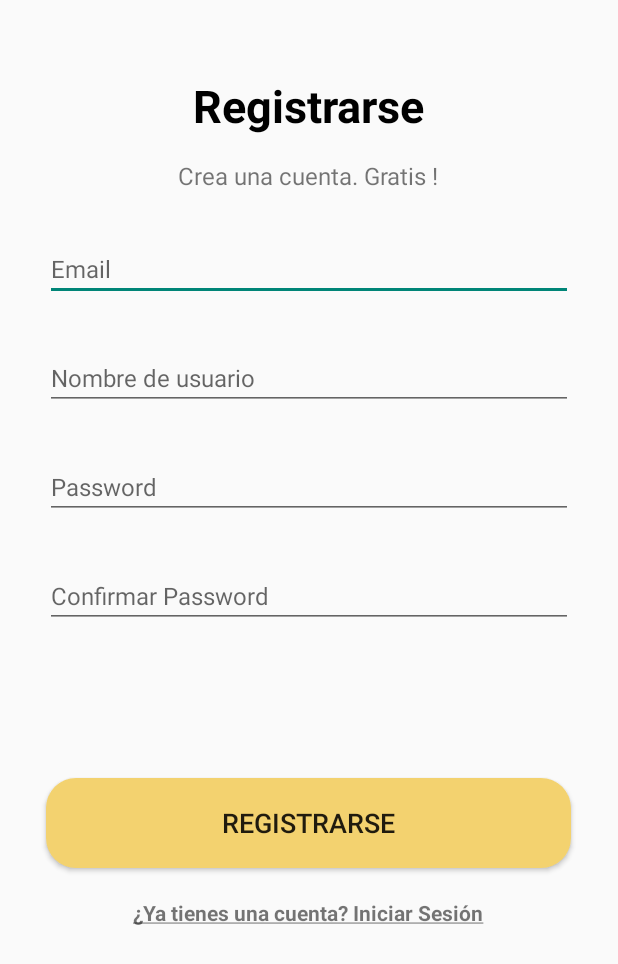
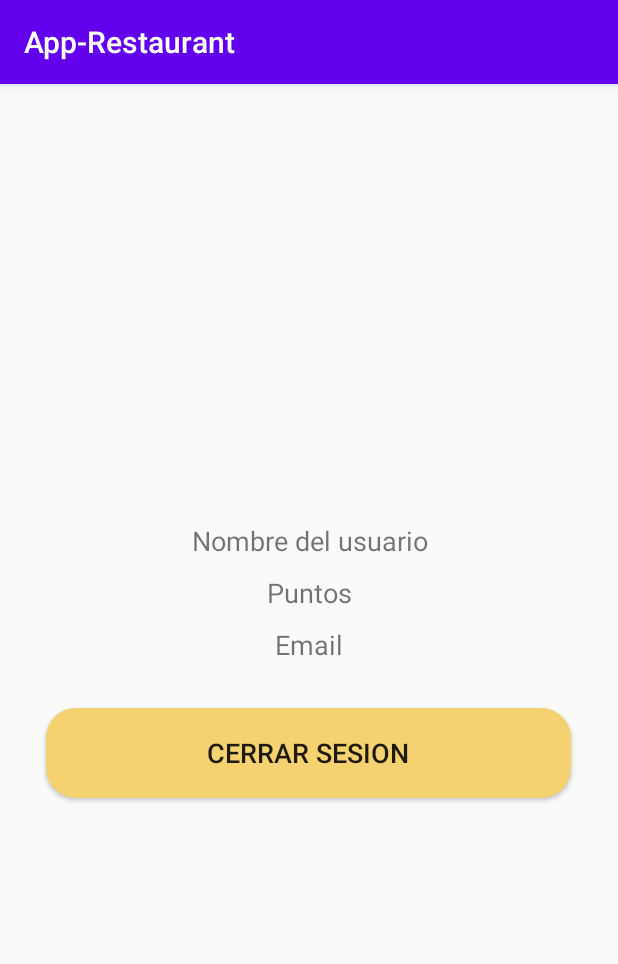
Before and after one commit to rey4800/App-Restaurant-IGF, an Android app: the ProfileActivity screen opened directly, with no data from a screen before it, on a phone screen of 412 x 824 dp. Shown: the top 964 px of the screen. Run offline under Robolectric (Android 15) with nearby library versions, the phone set to English and light mode, and no system bars.

Commit message:
Antes de agregar el sistema login and register

```diff
--- a/app/src/main/AndroidManifest.xml
+++ b/app/src/main/AndroidManifest.xml
@@ -10,21 +10,17 @@
         android:supportsRtl="true"
         android:theme="@style/Theme.AppRestaurant">
         <activity
+            android:name=".ProfileActivity"
+            android:exported="false" />
+        <activity
             android:name=".AccountActivity"
-            android:exported="false" />
+            android:exported="false"
+            android:theme="@style/Theme.AppCompat.DayNight.NoActionBar" />
         <activity
             android:name=".FavoriteActivity"
             android:exported="false" />
         <activity
             android:name=".MenuPrincipal"
-            android:exported="false"
-            android:theme="@style/Theme.AppCompat.DayNight.NoActionBar" />
-        <activity
-            android:name=".RegisterActivity"
-            android:exported="false"
-            android:theme="@style/Theme.AppCompat.DayNight.NoActionBar" />
-        <activity
-            android:name=".Login"
             android:exported="false"
             android:theme="@style/Theme.AppCompat.DayNight.NoActionBar" />
         <activity
--- a/app/src/main/java/com/example/app_restaurant/MainActivity.java
+++ b/app/src/main/java/com/example/app_restaurant/MainActivity.java
@@ -27,7 +27,7 @@ public class MainActivity extends AppCompatActivity {
         };
 
         Timer tiempo  = new Timer();
-        tiempo.schedule(tarea, 3000);
+        tiempo.schedule(tarea, 0);
 
     }
 
--- a/app/src/main/java/com/example/app_restaurant/RegisterActivity.java
+++ b/app/src/main/java/com/example/app_restaurant/ProfileActivity.java
@@ -4,11 +4,11 @@ import androidx.appcompat.app.AppCompatActivity;
 
 import android.os.Bundle;
 
-public class RegisterActivity extends AppCompatActivity {
+public class ProfileActivity extends AppCompatActivity {
 
     @Override
     protected void onCreate(Bundle savedInstanceState) {
         super.onCreate(savedInstanceState);
-        setContentView(R.layout.activity_register);
+        setContentView(R.layout.activity_profile);
     }
 }
--- /dev/null
+++ b/app/src/main/res/layout/activity_profile.xml
@@ -0,0 +1,47 @@
+<?xml version="1.0" encoding="utf-8"?>
+<LinearLayout xmlns:android="http://schemas.android.com/apk/res/android"
+    xmlns:app="http://schemas.android.com/apk/res-auto"
+    xmlns:tools="http://schemas.android.com/tools"
+    android:layout_width="match_parent"
+    android:layout_height="match_parent"
+    android:orientation="vertical"
+    android:gravity="center"
+    tools:context=".ProfileActivity">
+
+
+    <TextView
+        android:id="@+id/textViewName"
+        android:layout_width="match_parent"
+        android:layout_height="wrap_content"
+        android:textAlignment="center"
+        android:text="Nombre del usuario"
+        android:textSize="18dp"/>
+
+    <TextView
+        android:id="@+id/textViewPuntos"
+        android:layout_width="match_parent"
+        android:layout_height="wrap_content"
+        android:textAlignment="center"
+        android:layout_marginTop="10dp"
+        android:text="Puntos"
+        android:textSize="18dp"/>
+
+    <TextView
+        android:id="@+id/textViewEmail"
+        android:layout_width="match_parent"
+        android:layout_height="wrap_content"
+        android:textAlignment="center"
+        android:layout_marginTop="10dp"
+        android:text="Email"
+        android:textSize="18dp"/>
+
+
+    <Button
+        android:layout_width="350dp"
+        android:layout_height="60dp"
+        android:layout_marginTop="30dp"
+        android:background="@drawable/mybutton"
+        android:text="Cerrar Sesion"
+        android:textSize="18sp" />
+
+</LinearLayout>
--- a/app/src/main/res/layout/activity_register.xml
+++ /dev/null
@@ -1,87 +0,0 @@
-<?xml version="1.0" encoding="utf-8"?>
-<LinearLayout xmlns:android="http://schemas.android.com/apk/res/android"
-    xmlns:app="http://schemas.android.com/apk/res-auto"
-    xmlns:tools="http://schemas.android.com/tools"
-    android:layout_width="match_parent"
-    android:layout_height="match_parent"
-    tools:context=".MainActivity"
-    android:orientation="vertical"
-    android:gravity="center_horizontal"
-    android:paddingTop="50dp">
-
-
-
-    <TextView
-        android:layout_width="wrap_content"
-        android:layout_height="wrap_content"
-        android:text="Registrarse"
-        android:textSize="30sp"
-        android:textColor="#000"
-        android:textStyle="bold" />
-
-    <TextView
-        android:layout_width="wrap_content"
-        android:layout_height="wrap_content"
-        android:text="Crea una cuenta. Gratis !"
-        android:gravity="center"
-        android:layout_marginTop="15dp"
-        android:textSize="16dp" />
-
-    <EditText
-        android:layout_width="match_parent"
-        android:layout_height="wrap_content"
-        android:hint="Email"
-        android:inputType="textEmailAddress"
-        android:textSize="16dp"
-        android:layout_marginTop="30dp"
-        android:layout_marginRight="30dp"
-        android:layout_marginLeft="30dp" />
-    <EditText
-        android:layout_width="match_parent"
-        android:layout_height="wrap_content"
-        android:hint="Nombre de usuario"
-        android:inputType="text"
-        android:textSize="16dp"
-        android:layout_marginTop="30dp"
-        android:layout_marginRight="30dp"
-        android:layout_marginLeft="30dp" />
-
-    <EditText
-        android:layout_width="match_parent"
-        android:layout_height="wrap_content"
-        android:hint="Password"
-        android:inputType="textPassword"
-        android:textSize="16dp"
-        android:layout_marginTop="30dp"
-        android:layout_marginRight="30dp"
-        android:layout_marginLeft="30dp" />
-    <EditText
-        android:layout_width="match_parent"
-        android:layout_height="wrap_content"
-        android:hint="Confirmar Password"
-        android:inputType="textPassword"
-        android:textSize="16dp"
-        android:layout_marginTop="30dp"
-        android:layout_marginRight="30dp"
-        android:layout_marginLeft="30dp" />
-
-    <Button
-        android:layout_width="350dp"
-        android:layout_height="60dp"
-        android:layout_marginTop="100dp"
-        android:background="@drawable/mybutton"
-        android:text="Registrarse"
-        android:textSize="18sp" />
-    <TextView
-        android:layout_width="wrap_content"
-        android:layout_height="wrap_content"
-        android:text="@string/yatieneCuenta"
-        android:layout_marginTop="20dp"
-        android:textSize="14sp"
-        android:textStyle="bold" />
-
-
-
-
-
-</LinearLayout>
--- a/app/src/main/res/values/strings.xml
+++ b/app/src/main/res/values/strings.xml
@@ -2,5 +2,7 @@
     <string name="app_name">App-Restaurant</string>
     <string name="tieneCuenta"><u>¿No tienes una cuenta? Registrarse</u></string>
     <string name="yatieneCuenta"><u>¿Ya tienes una cuenta? Iniciar Sesión</u></string>
+    <!-- TODO: Remove or change this placeholder text -->
+    <string name="hello_blank_fragment">Hello blank fragment</string>
 
 </resources>
```
Also changed, not shown: app/build.gradle (+6 -3 lines), app/src/main/java/com/example/app_restaurant/AccountActivity.java (+43 -1 lines), app/src/main/java/com/example/app_restaurant/Login.java (deleted, +0 -27 lines), app/src/main/java/com/example/app_restaurant/fragments/LoginFragment.java (added, +76 -0 lines), app/src/main/java/com/example/app_restaurant/fragments/RegisterFragment.java (added, +72 -0 lines), app/src/main/res/layout/activity_account.xml (+12 -8 lines), app/src/main/res/layout/activity_login.xml (deleted, +0 -75 lines), app/src/main/res/layout/fragment_login.xml (added, +83 -0 lines), app/src/main/res/layout/fragment_register.xml (added, +96 -0 lines).
